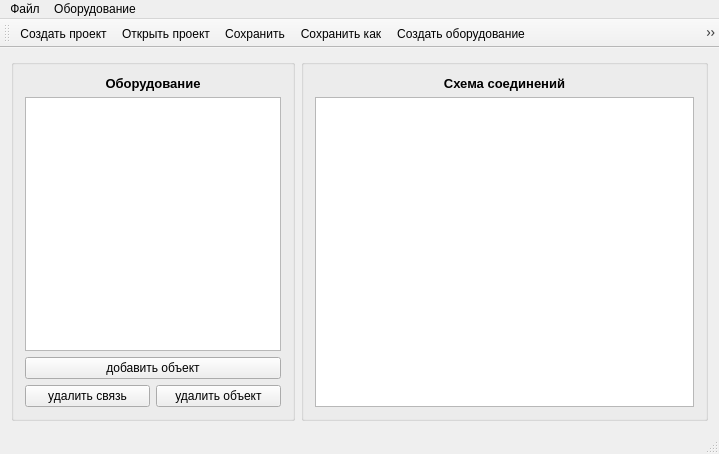
Before: the Qt Designer form mainwindow.ui in VampireVol/NetworkDiagramEditor, drawn with Qt 5.
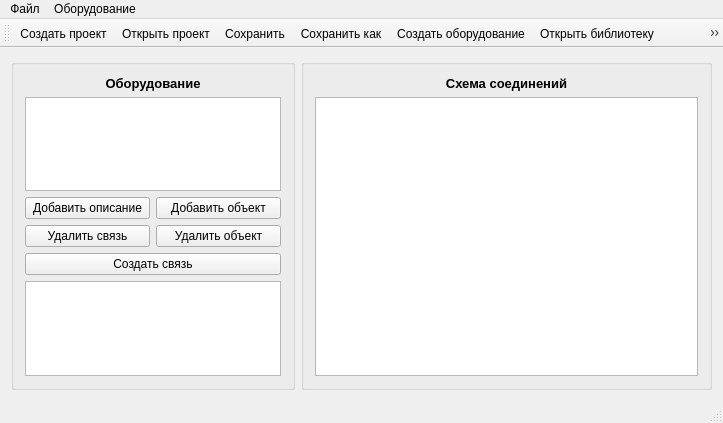
After: the same form once the commit is applied. Icons and pictures are not drawn.

```diff
--- a/mainwindow.ui
+++ b/mainwindow.ui
@@ -6,8 +6,8 @@
    <rect>
     <x>0</x>
     <y>0</y>
-    <width>719</width>
-    <height>454</height>
+    <width>723</width>
+    <height>423</height>
    </rect>
   </property>
   <property name="windowTitle">
@@ -21,6 +21,8 @@
    <property name="contextMenuPolicy">
     <enum>Qt::NoContextMenu</enum>
    </property>
+   <layout class="QGridLayout" name="gridLayout_4">
+    <item row="0" column="0">
    <layout class="QGridLayout" name="gridLayout_3">
     <item row="0" column="0">
      <widget class="QGroupBox" name="groupBox_2">
@@ -35,7 +37,7 @@
       </property>
       <layout class="QGridLayout" name="gridLayout_2">
        <item row="0" column="0">
-        <layout class="QVBoxLayout" name="verticalLayout_3">
+          <layout class="QVBoxLayout" name="verticalLayout_5">
          <item>
           <widget class="QLabel" name="label">
            <property name="text">
@@ -47,13 +49,22 @@
           <widget class="QListWidget" name="listWidget"/>
          </item>
          <item>
+            <layout class="QVBoxLayout" name="verticalLayout_3">
+             <item>
           <layout class="QVBoxLayout" name="verticalLayout_2">
            <item>
             <layout class="QHBoxLayout" name="horizontalLayout_2">
+                 <item>
+                  <widget class="QPushButton" name="pushAddDescription">
+                   <property name="text">
+                    <string>Добавить описание</string>
+                   </property>
+                  </widget>
+                 </item>
              <item>
               <widget class="QPushButton" name="pushAddObj">
                <property name="text">
-                <string>добавить объект</string>
+                    <string>Добавить объект</string>
                </property>
               </widget>
              </item>
@@ -64,18 +75,30 @@
              <item>
               <widget class="QPushButton" name="pushDeleteConn">
                <property name="text">
-                <string>удалить связь</string>
+                    <string>Удалить связь</string>
                </property>
               </widget>
              </item>
              <item>
               <widget class="QPushButton" name="pushDeleteObj">
                <property name="text">
-                <string>удалить объект</string>
+                    <string>Удалить объект</string>
                </property>
               </widget>
              </item>
             </layout>
+               </item>
+              </layout>
+             </item>
+             <item>
+              <widget class="QPushButton" name="pushAddConn">
+               <property name="text">
+                <string>Создать связь</string>
+               </property>
+              </widget>
+             </item>
+             <item>
+              <widget class="QTextEdit" name="descriprion"/>
            </item>
           </layout>
          </item>
@@ -108,13 +131,15 @@
      </widget>
     </item>
    </layout>
+    </item>
+   </layout>
   </widget>
   <widget class="QMenuBar" name="menuBar">
    <property name="geometry">
     <rect>
      <x>0</x>
      <y>0</y>
-     <width>719</width>
+     <width>723</width>
      <height>21</height>
     </rect>
    </property>
@@ -153,6 +178,7 @@
    <addaction name="save_as"/>
    <addaction name="open_equipment_creator"/>
    <addaction name="add_delete_equipment"/>
+   <addaction name="add_connection"/>
    <addaction name="close"/>
   </widget>
   <widget class="QStatusBar" name="statusBar"/>
@@ -210,12 +236,7 @@
      <normaloff>:/img/add.png</normaloff>:/img/add.png</iconset>
    </property>
    <property name="text">
-    <string>Добавить/Удалить оборудование</string>
-   </property>
-  </action>
-  <action name="delete_equipment">
-   <property name="text">
-    <string>Удалить оборудование</string>
+    <string>Открыть библиотеку</string>
    </property>
   </action>
   <action name="save_as">
@@ -227,6 +248,15 @@
     <string>Сохранить как</string>
    </property>
   </action>
+  <action name="add_connection">
+   <property name="icon">
+    <iconset resource="resource.qrc">
+     <normaloff>:/img/add_conn.png</normaloff>:/img/add_conn.png</iconset>
+   </property>
+   <property name="text">
+    <string>Добавить соединение</string>
+   </property>
+  </action>
  </widget>
  <layoutdefault spacing="6" margin="11"/>
  <resources>
```
Left out of the diff: 1 changed line with no effect on the pictures. Lines whose indentation alone changed are shown as unchanged.
